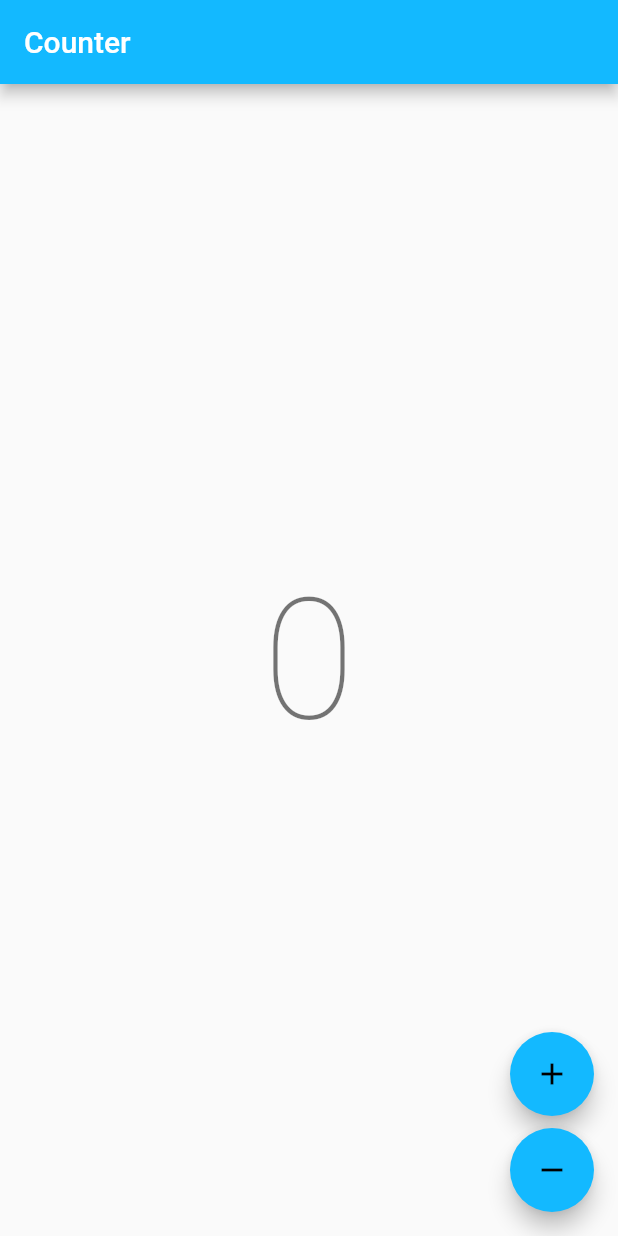
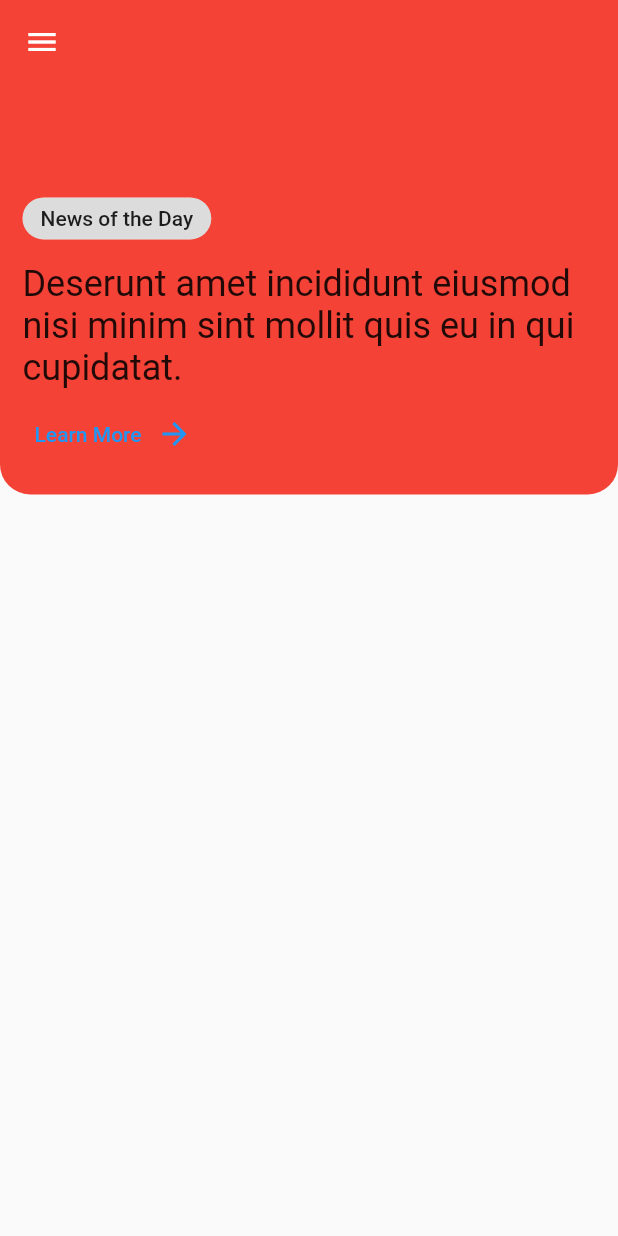
Before and after one commit to putra4648/portal_berita_indonesia, a Flutter app: the screen it shows after launch, on a phone screen of 412 x 824 dp. Run offline on Flutter 3.47's test engine with Material 2 defaults, Android fonts, the light colour scheme and no system bars; our stand-ins replace bloc, flutter_screenutil; generated files the repository leaves out were written again.

Commit message:
Add home screen

```diff
--- a/lib/app/view/app.dart
+++ b/lib/app/view/app.dart
@@ -6,8 +6,10 @@
 // https://opensource.org/licenses/MIT.
 
 import 'package:flutter/material.dart';
+import 'package:flutter/services.dart';
 import 'package:flutter_localizations/flutter_localizations.dart';
-import 'package:portal_berita_indonesia/counter/counter.dart';
+import 'package:flutter_screenutil/flutter_screenutil.dart';
+import 'package:portal_berita_indonesia/home/home.dart';
 import 'package:portal_berita_indonesia/l10n/l10n.dart';
 
 class App extends StatelessWidget {
@@ -16,18 +18,18 @@ class App extends StatelessWidget {
   @override
   Widget build(BuildContext context) {
     return MaterialApp(
+      title: 'Portal Berita',
       theme: ThemeData(
-        appBarTheme: const AppBarTheme(color: Color(0xFF13B9FF)),
-        colorScheme: ColorScheme.fromSwatch(
-          accentColor: const Color(0xFF13B9FF),
-        ),
+        primaryColor: Colors.black,
+        visualDensity: VisualDensity.compact,
+        colorScheme: ColorScheme.fromSwatch().copyWith(secondary: Colors.white),
       ),
       localizationsDelegates: const [
         AppLocalizations.delegate,
         GlobalMaterialLocalizations.delegate,
       ],
       supportedLocales: AppLocalizations.supportedLocales,
-      home: const CounterPage(),
+      home: const Home(),
     );
   }
 }
--- a/lib/counter/counter.dart
+++ /dev/null
@@ -1,9 +0,0 @@
-// Copyright (c) 2021, Very Good Ventures
-// https://verygood.ventures
-//
-// Use of this source code is governed by an MIT-style
-// license that can be found in the LICENSE file or at
-// https://opensource.org/licenses/MIT.
-
-export 'cubit/counter_cubit.dart';
-export 'view/counter_page.dart';
--- a/lib/counter/cubit/counter_cubit.dart
+++ /dev/null
@@ -1,15 +0,0 @@
-// Copyright (c) 2021, Very Good Ventures
-// https://verygood.ventures
-//
-// Use of this source code is governed by an MIT-style
-// license that can be found in the LICENSE file or at
-// https://opensource.org/licenses/MIT.
-
-import 'package:bloc/bloc.dart';
-
-class CounterCubit extends Cubit<int> {
-  CounterCubit() : super(0);
-
-  void increment() => emit(state + 1);
-  void decrement() => emit(state - 1);
-}
--- a/lib/counter/view/counter_page.dart
+++ /dev/null
@@ -1,62 +0,0 @@
-// Copyright (c) 2021, Very Good Ventures
-// https://verygood.ventures
-//
-// Use of this source code is governed by an MIT-style
-// license that can be found in the LICENSE file or at
-// https://opensource.org/licenses/MIT.
-
-import 'package:flutter/material.dart';
-import 'package:flutter_bloc/flutter_bloc.dart';
-import 'package:portal_berita_indonesia/counter/counter.dart';
-import 'package:portal_berita_indonesia/l10n/l10n.dart';
-
-class CounterPage extends StatelessWidget {
-  const CounterPage({Key? key}) : super(key: key);
-
-  @override
-  Widget build(BuildContext context) {
-    return BlocProvider(
-      create: (_) => CounterCubit(),
-      child: const CounterView(),
-    );
-  }
-}
-
-class CounterView extends StatelessWidget {
-  const CounterView({Key? key}) : super(key: key);
-
-  @override
-  Widget build(BuildContext context) {
-    final l10n = context.l10n;
-    return Scaffold(
-      appBar: AppBar(title: Text(l10n.counterAppBarTitle)),
-      body: const Center(child: CounterText()),
-      floatingActionButton: Column(
-        mainAxisAlignment: MainAxisAlignment.end,
-        crossAxisAlignment: CrossAxisAlignment.end,
-        children: [
-          FloatingActionButton(
-            onPressed: () => context.read<CounterCubit>().increment(),
-            child: const Icon(Icons.add),
-          ),
-          const SizedBox(height: 8),
-          FloatingActionButton(
-            onPressed: () => context.read<CounterCubit>().decrement(),
-            child: const Icon(Icons.remove),
-          ),
-        ],
-      ),
-    );
-  }
-}
-
-class CounterText extends StatelessWidget {
-  const CounterText({Key? key}) : super(key: key);
-
-  @override
-  Widget build(BuildContext context) {
-    final theme = Theme.of(context);
-    final count = context.select((CounterCubit cubit) => cubit.state);
-    return Text('$count', style: theme.textTheme.headline1);
-  }
-}
--- /dev/null
+++ b/lib/home/home.dart
@@ -0,0 +1 @@
+export 'view/home.dart';
--- /dev/null
+++ b/lib/home/view/home.dart
@@ -0,0 +1,69 @@
+import 'package:flutter/material.dart';
+import 'package:flutter/services.dart';
+
+class Home extends StatelessWidget {
+  const Home({Key? key}) : super(key: key);
+
+  @override
+  Widget build(BuildContext context) {
+    return AnnotatedRegion<SystemUiOverlayStyle>(
+      value: const SystemUiOverlayStyle(
+        statusBarColor: Colors.transparent,
+        systemStatusBarContrastEnforced: false,
+      ),
+      child: Scaffold(
+        appBar: AppBar(
+          backgroundColor: Colors.transparent,
+          elevation: 0,
+        ),
+        extendBodyBehindAppBar: true,
+        drawer: Drawer(),
+        body: Column(
+          children: [
+            Container(
+              height: MediaQuery.of(context).size.height * 0.4,
+              width: double.infinity,
+              decoration: const BoxDecoration(
+                color: Colors.red,
+                borderRadius: BorderRadius.vertical(
+                  bottom: Radius.circular(20),
+                ),
+              ),
+              padding: const EdgeInsets.symmetric(horizontal: 15, vertical: 20),
+              child: Column(
+                crossAxisAlignment: CrossAxisAlignment.start,
+                mainAxisAlignment: MainAxisAlignment.end,
+                children: [
+                  const Chip(
+                    label: Text('News of the Day'),
+                  ),
+                  Padding(
+                    padding: const EdgeInsets.symmetric(vertical: 10),
+                    child: Text(
+                      '''
+Deserunt amet incididunt eiusmod nisi minim sint mollit quis eu in qui cupidatat.''',
+                      style: Theme.of(context).textTheme.headline5,
+                      maxLines: 3,
+                      overflow: TextOverflow.ellipsis,
+                    ),
+                  ),
+                  TextButton(
+                    onPressed: () {},
+                    child: Row(
+                      mainAxisSize: MainAxisSize.min,
+                      children: const [
+                        Text('Learn More'),
+                        SizedBox(width: 10),
+                        Icon(Icons.arrow_forward)
+                      ],
+                    ),
+                  ),
+                ],
+              ),
+            ),
+          ],
+        ),
+      ),
+    );
+  }
+}
--- a/pubspec.yaml
+++ b/pubspec.yaml
@@ -13,6 +13,7 @@ dependencies:
   flutter_bloc: ^7.3.0
   flutter_localizations:
     sdk: flutter
+  flutter_screenutil: ^5.0.0+2
   intl: ^0.17.0
 
 dev_dependencies:
```
Also changed, not shown: pubspec.lock, 3 other files.
